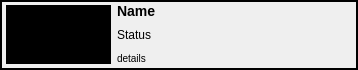
The window that resources/cut_card.ui (shotgunsoftware/tk-multi-importcut) describes before a commit, drawn with Qt 5.
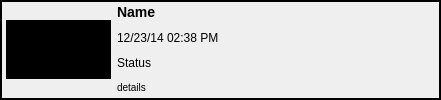
The same window after the commit. Icons and pictures are not drawn.

Diff of the .ui file:
```diff
--- a/resources/cut_card.ui
+++ b/resources/cut_card.ui
@@ -6,8 +6,8 @@
    <rect>
     <x>0</x>
     <y>0</y>
-    <width>358</width>
-    <height>70</height>
+    <width>441</width>
+    <height>100</height>
    </rect>
   </property>
   <property name="sizePolicy">
@@ -105,11 +105,30 @@
        </property>
       </widget>
      </item>
+     <item>
+      <widget class="QLabel" name="date_label">
+       <property name="text">
+        <string>12/23/14 02:38 PM</string>
+       </property>
+       <property name="wordWrap">
+        <bool>true</bool>
+       </property>
+      </widget>
+     </item>
      <item>
       <widget class="QLabel" name="status_label">
+       <property name="sizePolicy">
+        <sizepolicy hsizetype="Preferred" vsizetype="Preferred">
+         <horstretch>0</horstretch>
+         <verstretch>0</verstretch>
+        </sizepolicy>
+       </property>
        <property name="text">
         <string>Status</string>
        </property>
+       <property name="wordWrap">
+        <bool>true</bool>
+       </property>
       </widget>
      </item>
      <item>
```
